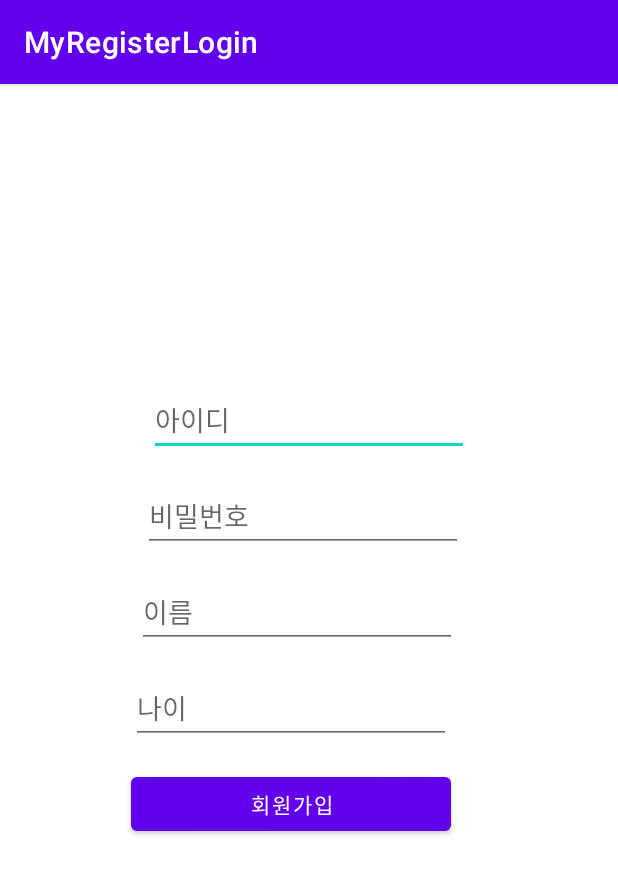
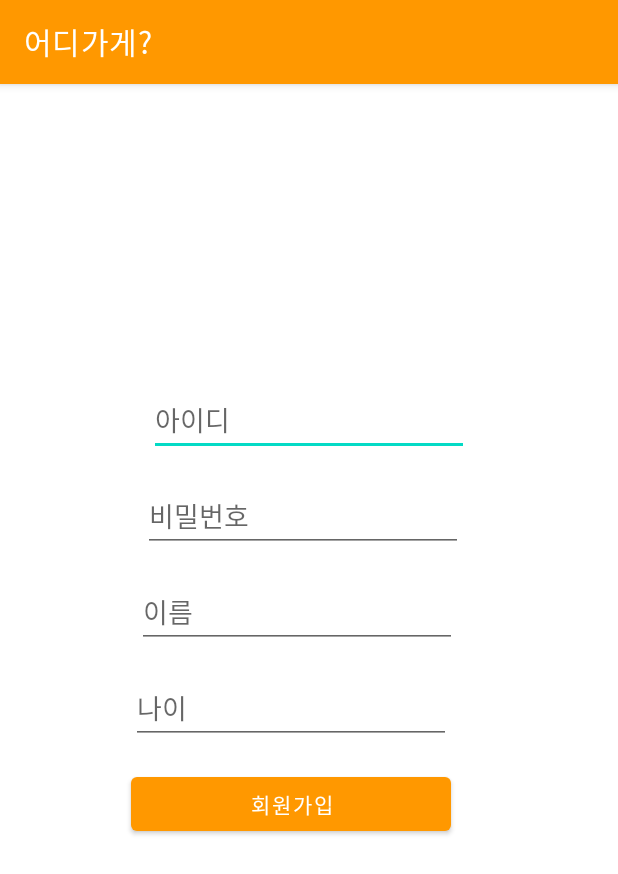
Before and after one commit to ljseok/MyRegisterLogin, an Android app: the screen it shows after launch (RegisterActivity), on a phone screen of 412 x 824 dp. Shown: the top 874 px of the screen. Run offline under Robolectric (Android 15) with nearby library versions, the phone set to English and light mode, and no system bars; our stand-ins replace Volley.

Commit message:
color change

```diff
--- a/app/src/main/res/values/colors.xml
+++ b/app/src/main/res/values/colors.xml
@@ -1,8 +1,8 @@
 <?xml version="1.0" encoding="utf-8"?>
 <resources>
-    <color name="purple_200">#FFBB86FC</color>
-    <color name="purple_500">#FF6200EE</color>
-    <color name="purple_700">#FF3700B3</color>
+    <color name="purple_200">#FF3F51B5</color>
+    <color name="purple_500">#FF9800</color>
+    <color name="purple_700">#FF9800</color>
     <color name="teal_200">#FF03DAC5</color>
     <color name="teal_700">#FF018786</color>
     <color name="black">#FF000000</color>
--- a/app/src/main/res/values/strings.xml
+++ b/app/src/main/res/values/strings.xml
@@ -1,3 +1,3 @@
 <resources>
-    <string name="app_name">MyRegisterLogin</string>
+    <string name="app_name">어디가게?</string>
 </resources>
```
